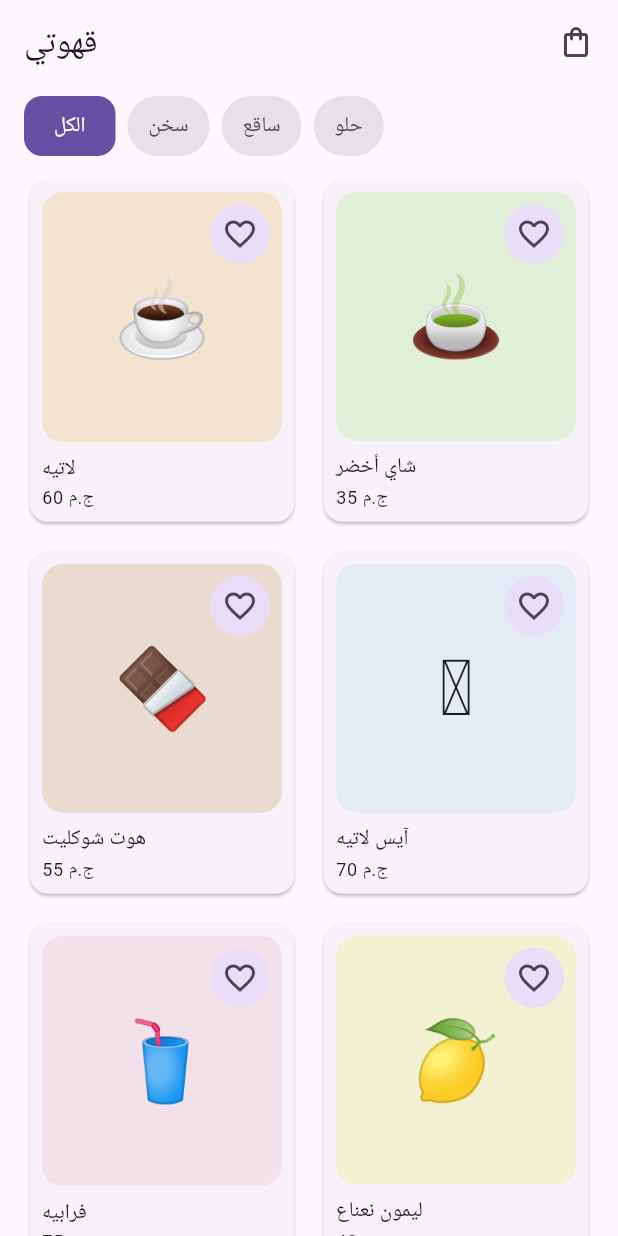
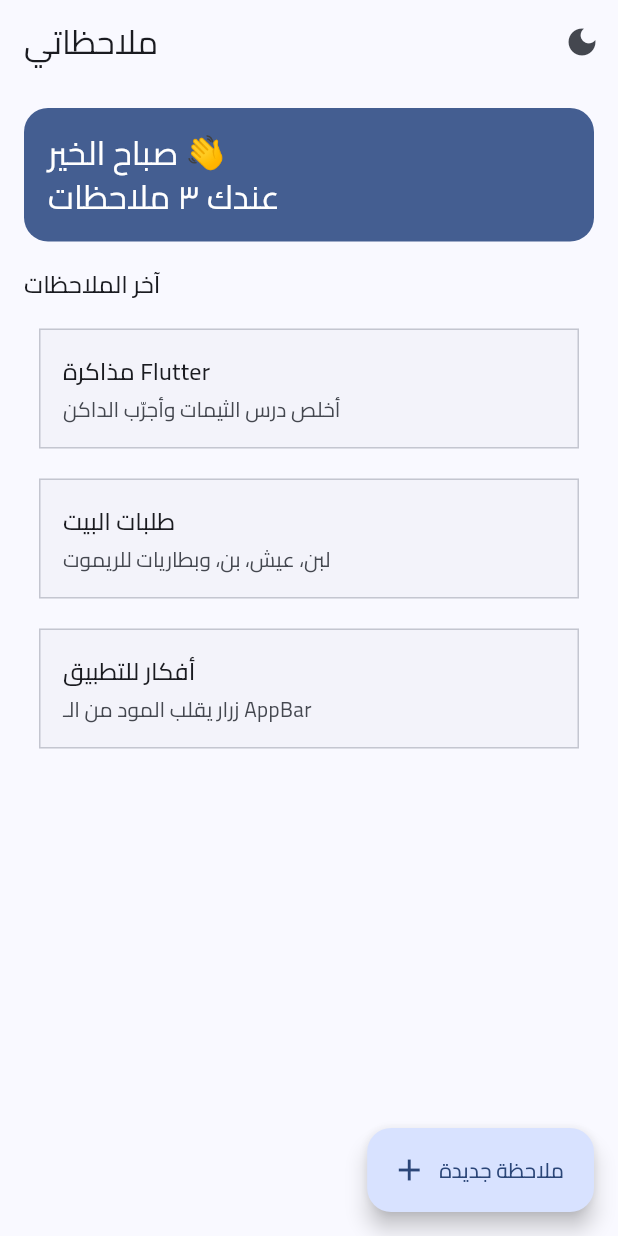
Before and after one commit to amir58/FlutterInstant2026, a Flutter app: the screen it shows after launch, on a phone screen of 412 x 824 dp. Run offline on Flutter 3.47's test engine with Material 3 defaults, Android fonts, the phone set to English and light mode, and no system bars; our stand-ins replace cached_network_image, carousel_slider, dio, easy_localization, flutter_bloc, flutter_secure_storage and 12 more; accounts and stored records are empty.

Commit message:
Add Cairo font family and implement theme management
- Added Cairo font family with various weights to pubspec.yaml.
- Introduced theme management with ThemeCubit for toggling between light and dark modes.
- Created AppTheme class for defining light and dark theme styles.
- Updated main.dart to integrate theme management and apply themes based on user preference.
- Added Notes feature with a dedicated NotesScreen and Note model.
- Implemented utility functions for theme context extensions and URL launching.

```diff
--- a/lib/core/di/dependency_injection.dart
+++ b/lib/core/di/dependency_injection.dart
@@ -16,12 +16,16 @@ import 'package:navigations/features/expenses/domain/usecases/get_month_overview
 import 'package:navigations/features/expenses/domain/usecases/save_expense_usecase.dart';
 import 'package:navigations/features/expenses/presentation/cubit/expenses_cubit.dart';
 import 'package:navigations/features/expenses/presentation/cubit/form_cubit.dart';
+import 'package:shared_preferences/shared_preferences.dart';
 
 final getIt = GetIt.instance;
 
-void setupGetIt() {
+Future<void> setupGetIt() async {
   // Core
   getIt.registerLazySingleton(() => DatabaseHelper());
+
+  final prefs = await SharedPreferences.getInstance();
+  getIt.registerLazySingleton(() => prefs);
 
   _setupExpenses();
   _setupAhwety();
--- a/lib/core/routing/router.dart
+++ b/lib/core/routing/router.dart
@@ -23,6 +23,7 @@ import 'package:navigations/features/login/data/repo/auth_repo.dart';
 import 'package:navigations/features/login/presentation/cubit/login_cubit.dart';
 import 'package:navigations/features/login/presentation/pages/login_screen.dart';
 import 'package:navigations/features/maps/map_sample.dart';
+import 'package:navigations/features/notes/notes_screen.dart';
 import 'package:navigations/features/product_details/data/datasources/product_details_remote_data_source.dart';
 import 'package:navigations/features/product_details/data/repositories/product_details_repo.dart';
 import 'package:navigations/features/product_details/presentation/cubit/product_details_cubit.dart';
@@ -41,7 +42,7 @@ import 'package:navigations/features/upload/presentation/pages/upload_screen.dar
 final router = GoRouter(
   // initialLocation: '/',
   // initialLocation: Routes.home,
-  initialLocation: Routes.ahwety,
+  initialLocation: Routes.notes,
   routes: [
     GoRoute(
       path: '/',
@@ -54,6 +55,10 @@ final router = GoRouter(
         ),
         child: LoginScreen(),
       ),
+    ),
+    GoRoute(
+      path: Routes.notes,
+      builder: (context, state) => NotesScreen(),
     ),
     GoRoute(
       path: Routes.expenses,
--- a/lib/core/routing/routes.dart
+++ b/lib/core/routing/routes.dart
@@ -10,4 +10,5 @@ class Routes {
   static const String mapSample = '/map_sample';
   static const String expenses = '/expenses';
   static const String ahwety = '/ahwety';
+  static const String notes = '/notes';
 }
--- /dev/null
+++ b/lib/core/theme/app_theme.dart
@@ -0,0 +1,33 @@
+import 'package:flutter/material.dart';
+
+// كلاس مش هنعمل منه object — مجرد مكان نلم فيه الثيم
+abstract final class AppTheme {
+  static const seed =
+      Colors.blueAccent; // ← لون البراند: مكتوب هنا بس
+
+  static final ThemeData light = _build(Brightness.light);
+  static final ThemeData dark = _build(Brightness.dark);
+
+  static ThemeData _build(Brightness brightness) {
+    final colors = ColorScheme.fromSeed(
+      seedColor: seed,
+      brightness: brightness,
+    );
+
+    return ThemeData(
+      colorScheme: colors,
+      fontFamily: 'Cairo',
+
+      cardTheme: CardThemeData(
+        elevation: 0,
+        margin: EdgeInsets.all(10),
+        shape: RoundedRectangleBorder(
+          // borderRadius: BorderRadius.circular(16),
+          side: BorderSide(
+            color: colors.outlineVariant,
+          ), // ← دور، مش لون
+        ),
+      ),
+    );
+  }
+}
--- /dev/null
+++ b/lib/core/theme/theme_cubit.dart
@@ -0,0 +1,24 @@
+import 'package:flutter/material.dart';
+
+import 'package:flutter_bloc/flutter_bloc.dart';
+import 'package:shared_preferences/shared_preferences.dart';
+
+class ThemeCubit extends Cubit<ThemeMode> {
+  ThemeCubit(this._prefs) : super(_load(_prefs));
+
+  final SharedPreferences _prefs;
+
+  static const _key = 'theme_mode';
+
+  // آخر اختيار متحفظ — ولو مفيش (أول مرة) يبقى system
+  static ThemeMode _load(SharedPreferences prefs) {
+    final saved = prefs.getString(_key);
+    return ThemeMode.values.asNameMap()[saved] ?? ThemeMode.system;
+  }
+
+  Future<void> toggle(Brightness current) async {
+    final next = current == Brightness.dark ? ThemeMode.light : ThemeMode.dark;
+    emit(next); // الشاشة تتغيّر فوراً
+    await _prefs.setString(_key, next.name); // ويتحفظ للمرة الجاية
+  }
+}
--- /dev/null
+++ b/lib/core/theme/theme_toggle_button.dart
@@ -0,0 +1,21 @@
+import 'package:flutter/material.dart';
+
+import 'package:flutter_bloc/flutter_bloc.dart';
+
+import 'theme_cubit.dart';
+
+class ThemeToggleButton extends StatelessWidget {
+  const ThemeToggleButton({super.key});
+
+  @override
+  Widget build(BuildContext context) {
+    // المود اللي التطبيق شغّال بيه فعلاً دلوقتي
+    final brightness = Theme.of(context).brightness;
+    final isDark = brightness == Brightness.dark;
+
+    return IconButton(
+      icon: Icon(isDark ? Icons.light_mode : Icons.dark_mode),
+      onPressed: () => context.read<ThemeCubit>().toggle(brightness),
+    );
+  }
+}
--- /dev/null
+++ b/lib/core/utils/theme_x.dart
@@ -0,0 +1,10 @@
+import 'package:flutter/material.dart';
+
+extension ThemeX on BuildContext {
+  ColorScheme get colors => Theme.of(this).colorScheme;
+  TextTheme get text => Theme.of(this).textTheme;
+}
+
+// وبعدها في أي ويدجت:
+//   color: context.colors.primary
+//   style: context.text.titleMedium
--- /dev/null
+++ b/lib/features/notes/note.dart
@@ -0,0 +1,13 @@
+class Note {
+  const Note({required this.title, required this.body});
+
+  final String title;
+  final String body;
+}
+
+// بيانات تجريبية — في تطبيق حقيقي هتيجي من API أو SQLite
+const notes = [
+  Note(title: 'مذاكرة Flutter', body: 'أخلص درس الثيمات وأجرّب الداكن'),
+  Note(title: 'طلبات البيت', body: 'لبن، عيش، بن، وبطاريات للريموت'),
+  Note(title: 'أفكار للتطبيق', body: 'زرار يقلب المود من الـ AppBar'),
+];
--- /dev/null
+++ b/lib/features/notes/notes_screen.dart
@@ -0,0 +1,86 @@
+import 'package:flutter/material.dart';
+import 'package:navigations/core/theme/theme_toggle_button.dart';
+import 'package:navigations/core/utils/theme_x.dart';
+
+import 'note.dart';
+
+class NotesScreen extends StatelessWidget {
+  const NotesScreen({super.key});
+
+  @override
+  Widget build(BuildContext context) {
+    // final colors = Theme.of(context).colorScheme;
+    final text = Theme.of(context).textTheme;
+
+    return Scaffold(
+      appBar: AppBar(
+        title: const Text('ملاحظاتي'),
+        actions: const [ThemeToggleButton()],
+      ),
+      body: ListView(
+        padding: const EdgeInsets.all(16),
+        children: [
+          LayoutBuilder(
+            builder: (context, constraints) {
+              constraints.maxHeight;
+              return Container(
+                padding: const EdgeInsets.all(16),
+                decoration: BoxDecoration(
+                  color: context.colors.primary,
+
+                  borderRadius: BorderRadius.circular(16),
+                ),
+                child: Text(
+                  'صباح الخير 👋\nعندك ٣ ملاحظات',
+                  style: text.titleLarge?.copyWith(
+                    color: context.colors.onPrimary,
+                  ),
+                ),
+              );
+            },
+          ),
+          const SizedBox(height: 16),
+          Text('آخر الملاحظات', style: text.titleMedium),
+          const SizedBox(height: 8),
+          for (final note in notes) NoteCard(note: note),
+        ],
+      ),
+      floatingActionButton: FloatingActionButton.extended(
+        onPressed: () {},
+        icon: const Icon(Icons.add),
+        label: const Text('ملاحظة جديدة'),
+      ),
+    );
+  }
+}
+
+class NoteCard extends StatelessWidget {
+  const NoteCard({super.key, required this.note});
+
+  final Note note;
+
+  @override
+  Widget build(BuildContext context) {
+    final colors = Theme.of(context).colorScheme;
+    // final text = Theme.of(context).textTheme;
+
+    return Card(
+      child: Padding(
+        padding: const EdgeInsets.all(16),
+        child: Column(
+          crossAxisAlignment: CrossAxisAlignment.start,
+          children: [
+            Text(note.title, style: context.text.titleMedium),
+            const SizedBox(height: 4),
+            Text(
+              note.body,
+              style: context.text.bodyMedium?.copyWith(
+                color: colors.onSurfaceVariant,
+              ),
+            ),
+          ],
+        ),
+      ),
+    );
+  }
+}
--- a/lib/main.dart
+++ b/lib/main.dart
@@ -4,6 +4,9 @@ import 'package:flutter_bloc/flutter_bloc.dart';
 import 'package:navigations/core/bloc/my_bloc_observer.dart';
 import 'package:navigations/core/di/dependency_injection.dart';
 import 'package:navigations/core/routing/router.dart';
+import 'package:navigations/core/theme/app_theme.dart';
+import 'package:navigations/core/theme/theme_cubit.dart';
+import 'package:shared_preferences/shared_preferences.dart';
 
 // App id = Package name = Bundle id
 // Package name => android
@@ -44,11 +47,21 @@ class MainApp extends StatelessWidget {
 
   @override
   Widget build(BuildContext context) {
-    return MaterialApp.router(
-      routerConfig: router,
-      localizationsDelegates: context.localizationDelegates,
-      supportedLocales: context.supportedLocales,
-      locale: context.locale,
+    return BlocProvider(
+      create: (context) => ThemeCubit(getIt()),
+      child: BlocBuilder<ThemeCubit, ThemeMode>(
+        builder: (context, mode) {
+          return MaterialApp.router(
+            routerConfig: router,
+            localizationsDelegates: context.localizationDelegates,
+            supportedLocales: context.supportedLocales,
+            locale: context.locale,
+            theme: AppTheme.light,
+            darkTheme: AppTheme.dark,
+            themeMode: mode,
+          );
+        },
+      ),
     );
   }
 }
```
Also changed, not shown: pubspec.yaml (+20 -0 lines), assets/fonts/cairo/Cairo-Black.ttf (added), assets/fonts/cairo/Cairo-Bold.ttf (added), assets/fonts/cairo/Cairo-ExtraBold.ttf (added), assets/fonts/cairo/Cairo-ExtraLight.ttf (added), assets/fonts/cairo/Cairo-Light.ttf (added), assets/fonts/cairo/Cairo-Medium.ttf (added), assets/fonts/cairo/Cairo-Regular.ttf (added), assets/fonts/cairo/Cairo-SemiBold.ttf (added), lib/core/utils/url_util.dart (renamed from lib/core/url_util.dart).
